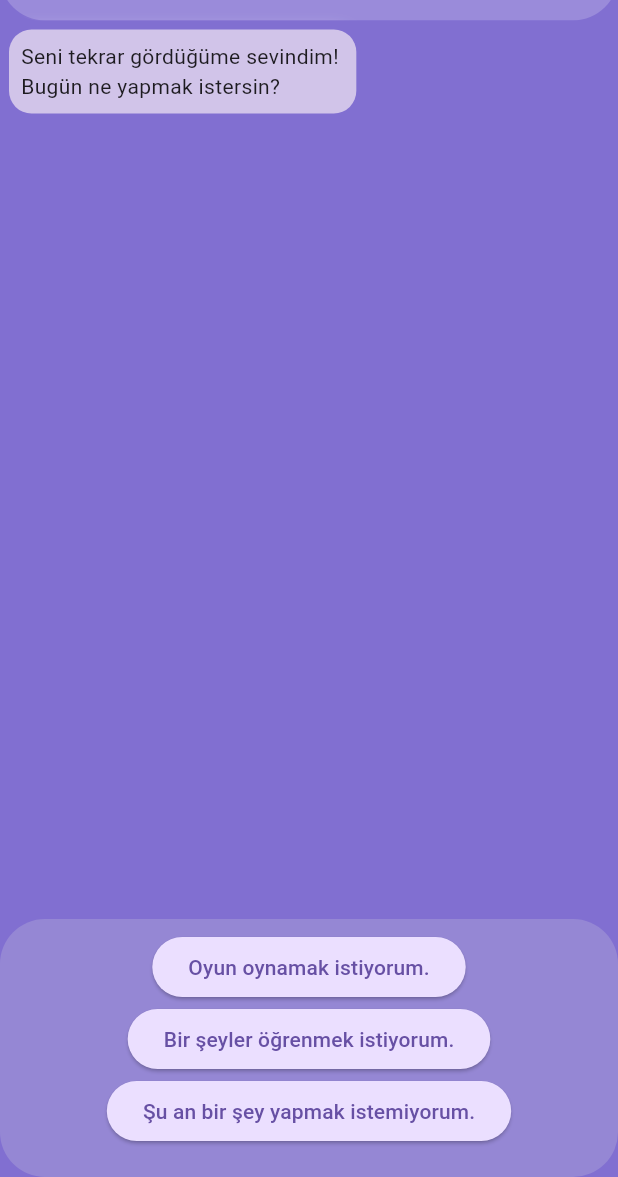
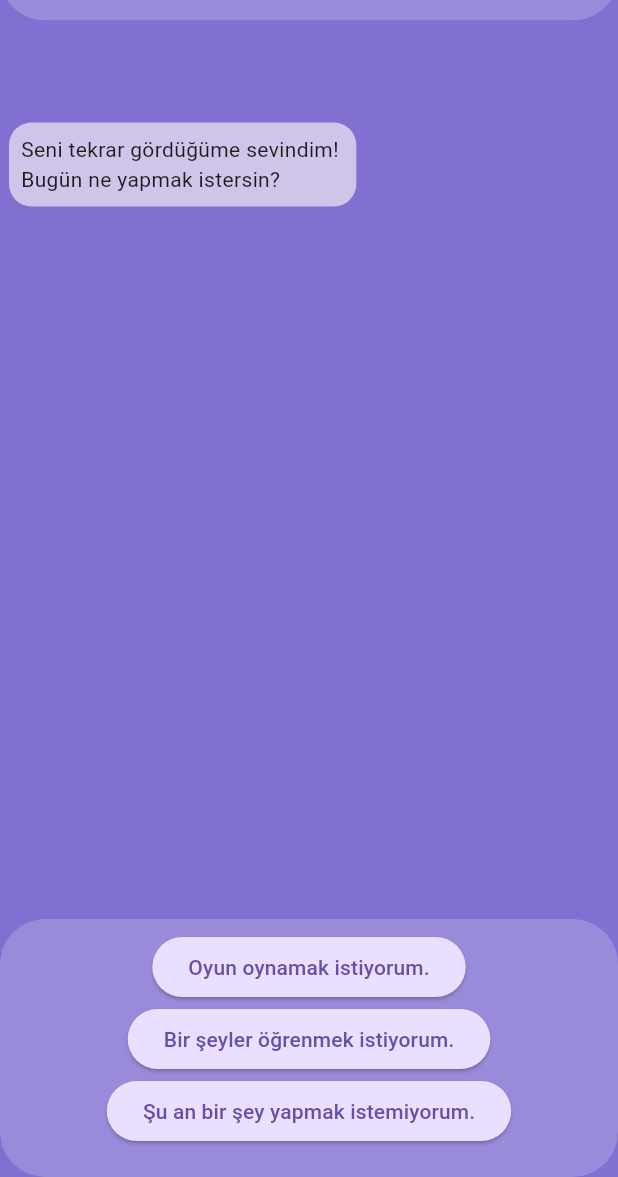
Before and after one commit to berkaayildiz/Flutter-Apps, a Flutter app: the screen it shows after launch, on a phone screen of 412 x 824 dp, the part 59-1236 px from its top. Run offline on Flutter 3.47's test engine with Material 2 defaults, Android fonts, the phone set to English and light mode, and no system bars.

Commit message:
Made bottomSheet glassmorphic.
TO-FIX:
- 'Merhaba, geri geldim!' button is broken.
- Sometimes console shows "setState() or markNeedsBuild() called during build." when buttons pressed.
- Bottom padding of ListView is static, should be dynamic according to the bottomSheet's height.

```diff
--- a/chatbot_app/lib/constants/constants.dart
+++ b/chatbot_app/lib/constants/constants.dart
@@ -3,7 +3,6 @@ import 'dart:ui';
 const Color themeColor = Color.fromARGB(255, 129, 111, 209);
 const Color buttonColor = Color.fromARGB(255, 235, 223, 255);
 const Color layoutColor = Color.fromARGB(50, 255, 255, 255);
-const Color constantLayoutColor = Color.fromARGB(255, 149, 135, 212);
 const Color messageBoxSenderColor = Color.fromARGB(255, 255, 255, 255);
 const Color messageBoxRecieverColor = Color.fromARGB(255, 209, 196, 233);
 
--- a/chatbot_app/lib/main.dart
+++ b/chatbot_app/lib/main.dart
@@ -25,6 +25,8 @@ class ChatBotApp extends StatelessWidget {
       theme: ThemeData(
           useMaterial3: true,
           primaryColor: themeColor,
+          bottomSheetTheme: const BottomSheetThemeData(
+              backgroundColor: Colors.transparent, elevation: 0),
           appBarTheme: const AppBarTheme(
             scrolledUnderElevation: BorderSide.strokeAlignOutside,
             toolbarHeight: 50,
--- a/chatbot_app/lib/pages/home_page.dart
+++ b/chatbot_app/lib/pages/home_page.dart
@@ -1,5 +1,4 @@
-import 'dart:ui';
-
+import 'package:chatbot_app/widgets/frost_glass_effect.dart';
 import 'package:flutter/material.dart';
 
 import '../constants/constants.dart';
@@ -20,21 +19,17 @@ class _HomePageState extends State<HomePage> {
     greetingUser(context);
     return Scaffold(
       extendBodyBehindAppBar: true,
+      extendBody: true,
       appBar: PreferredSize(
         preferredSize: const Size(double.infinity, 53.0),
-        child: ClipRRect(
-          borderRadius: BorderRadius.circular(30),
-          child: BackdropFilter(
-            filter: ImageFilter.blur(sigmaX: 5, sigmaY: 5),
-            child: AppBar(
-              title: const Text(appBarTitle),
-            ),
+        child: FrostGlassEffect(
+          child: AppBar(
+            title: const Text(appBarTitle),
           ),
         ),
       ),
-      body: Column(
-        children: const [ChatScreen(), ButtonScreen()],
-      ),
+      body: const ChatScreen(),
+      bottomSheet: const FrostGlassEffect(child: ButtonScreen()),
     );
   }
 }
--- a/chatbot_app/lib/widgets/button_screen.dart
+++ b/chatbot_app/lib/widgets/button_screen.dart
@@ -4,8 +4,6 @@ import 'package:provider/provider.dart';
 
 import '../controllers/conversation_controller.dart';
 import 'answer_button.dart';
-
-// TODO: ButtonScreen'i de appBar gibi glassmorphic yap.
 
 class ButtonScreen extends StatelessWidget {
   const ButtonScreen({super.key});
@@ -16,7 +14,7 @@ class ButtonScreen extends StatelessWidget {
       return Container(
         padding: const EdgeInsets.only(top: 8, bottom: 20),
         decoration: BoxDecoration(
-          color: constantLayoutColor,
+          color: layoutColor,
           borderRadius: BorderRadius.circular(30),
         ),
         child: Column(
--- a/chatbot_app/lib/widgets/chat_screen.dart
+++ b/chatbot_app/lib/widgets/chat_screen.dart
@@ -19,6 +19,8 @@ class ChatScreen extends StatelessWidget {
       child: Consumer<ConversationController>(builder: (context, chat, child) {
         WidgetsBinding.instance.addPostFrameCallback((_) => _scrollToBottom());
         return ListView(
+          // TODO: Bottom padding'i dinamik olarak bottomSheet height kadar yap.
+          padding: const EdgeInsets.only(top: 115, bottom: 180),
           controller: _scrollController,
           children:
               chat.messagesList.map((message) => MessageBox(message)).toList(),
--- /dev/null
+++ b/chatbot_app/lib/widgets/frost_glass_effect.dart
@@ -0,0 +1,18 @@
+import 'dart:ui';
+
+import 'package:flutter/material.dart';
+
+class FrostGlassEffect extends StatelessWidget {
+  const FrostGlassEffect({super.key, required this.child});
+
+  final Widget child;
+
+  @override
+  Widget build(BuildContext context) {
+    return ClipRRect(
+      borderRadius: BorderRadius.circular(30),
+      child: BackdropFilter(
+          filter: ImageFilter.blur(sigmaX: 5, sigmaY: 5), child: child),
+    );
+  }
+}
```
